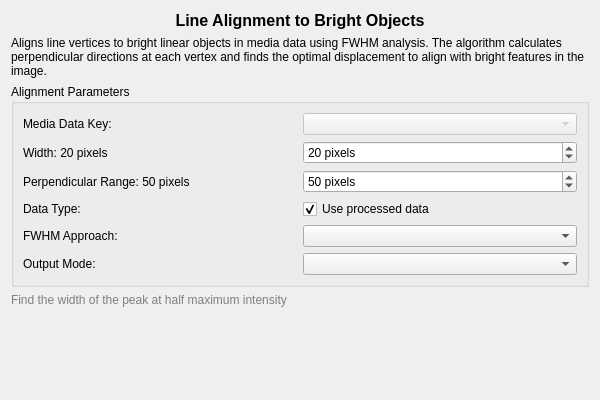
Old version of the form src/WhiskerToolbox/DataTransform_Widget/Lines/LineAlignment_Widget/LineAlignment_Widget.ui in the repository paulmthompson/WhiskerToolbox.
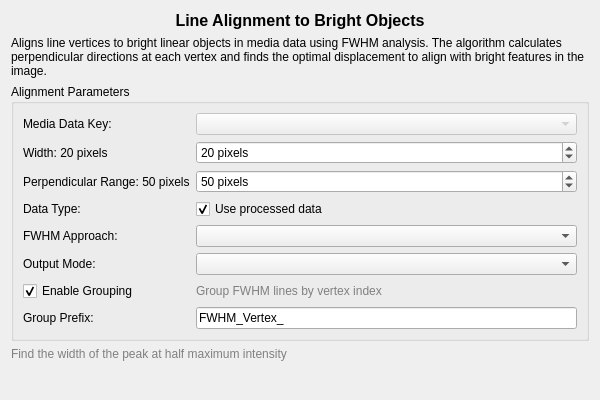
New version of the form.

The edit to the form file:
```diff
--- a/src/WhiskerToolbox/DataTransform_Widget/Lines/LineAlignment_Widget/LineAlignment_Widget.ui
+++ b/src/WhiskerToolbox/DataTransform_Widget/Lines/LineAlignment_Widget/LineAlignment_Widget.ui
@@ -143,6 +143,40 @@
         <item row="6" column="1">
          <widget class="QComboBox" name="outputModeComboBox"/>
         </item>
+        <item row="7" column="0">
+         <widget class="QCheckBox" name="enableGroupingCheckBox">
+          <property name="text">
+           <string>Enable Grouping</string>
+          </property>
+          <property name="checked">
+           <bool>true</bool>
+          </property>
+         </widget>
+        </item>
+        <item row="7" column="1">
+         <widget class="QLabel" name="groupingDescriptionLabel">
+          <property name="text">
+           <string>Group FWHM lines by vertex index</string>
+          </property>
+          <property name="styleSheet">
+           <string notr="true">color: gray;</string>
+          </property>
+         </widget>
+        </item>
+        <item row="8" column="0">
+         <widget class="QLabel" name="groupPrefixLabel">
+          <property name="text">
+           <string>Group Prefix:</string>
+          </property>
+         </widget>
+        </item>
+        <item row="8" column="1">
+         <widget class="QLineEdit" name="groupPrefixLineEdit">
+          <property name="text">
+           <string>FWHM_Vertex_</string>
+          </property>
+         </widget>
+        </item>
      </layout>
     </widget>
    </item>
```
